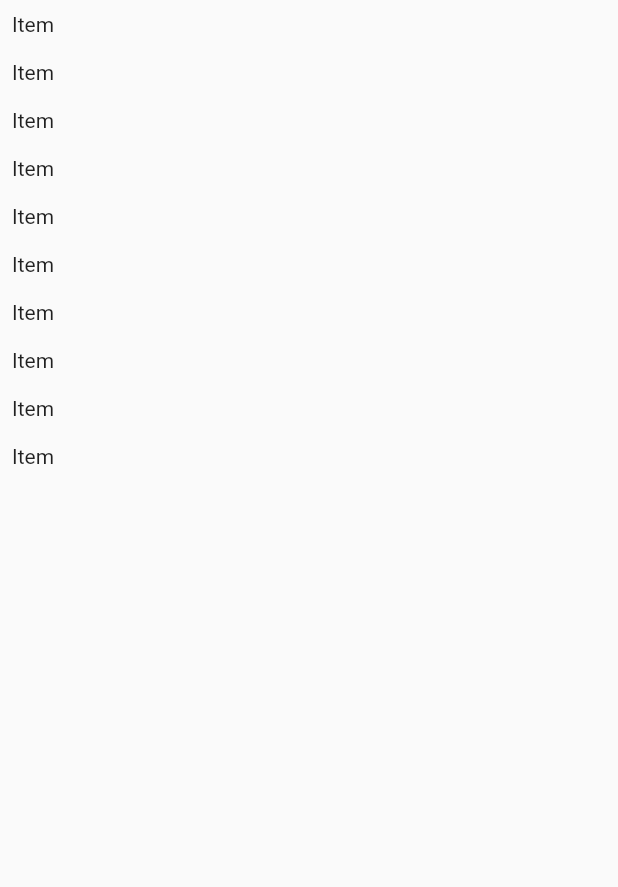
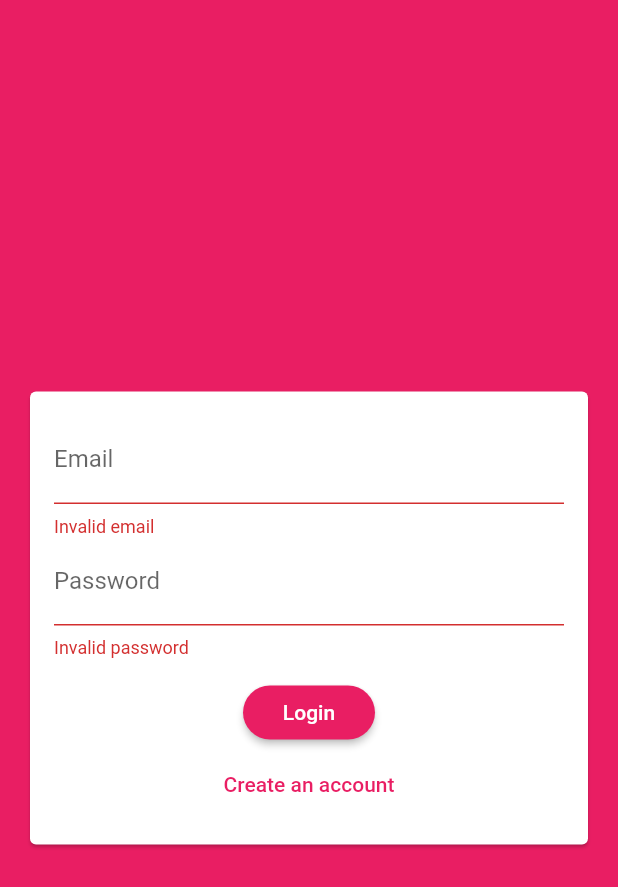
Before and after one commit to z0BI7z/chat_app_flutter, a Flutter app: the screen it shows after launch, on a phone screen of 412 x 824 dp. Shown: the top 887 px of the screen. Run offline on Flutter 3.47's test engine with Material 2 defaults, Android fonts, the phone set to English and light mode, and no system bars; our stand-ins replace cloud_firestore, firebase_auth, firebase_storage, flutter_dotenv, image_picker; accounts and stored records are empty.

```diff
--- a/lib/main.dart
+++ b/lib/main.dart
@@ -1,22 +1,41 @@
 import 'package:flutter/material.dart';
+import 'package:flutter_dotenv/flutter_dotenv.dart';
+import 'package:firebase_auth/firebase_auth.dart';
 import 'screens/chat.screen.dart';
+import 'screens/auth.screen.dart';
 
-void main() {
+Future main() async {
+  await DotEnv().load('.env');
   runApp(MyApp());
 }
 
 class MyApp extends StatelessWidget {
-  // This widget is the root of your application.
   @override
   Widget build(BuildContext context) {
     return MaterialApp(
       title: 'Flutter Demo',
       theme: ThemeData(
-        primarySwatch: Colors.blue,
+        primarySwatch: Colors.pink,
+        backgroundColor: Colors.pink,
+        accentColor: Colors.deepPurple,
+        accentColorBrightness: Brightness.dark,
+        buttonTheme: ButtonTheme.of(context).copyWith(
+          buttonColor: Colors.pink,
+          textTheme: ButtonTextTheme.primary,
+          shape: RoundedRectangleBorder(
+            borderRadius: BorderRadius.circular(20),
+          ),
+        ),
         visualDensity: VisualDensity.adaptivePlatformDensity,
       ),
-      home: Scaffold(
-        body: ChatScreen(),
+      home: StreamBuilder(
+        stream: FirebaseAuth.instance.onAuthStateChanged,
+        builder: (context, snapshot) {
+          if (snapshot.hasData) {
+            return ChatScreen();
+          }
+          return AuthScreen();
+        },
       ),
     );
   }
--- a/lib/screens/auth.screen.dart
+++ b/lib/screens/auth.screen.dart
@@ -0,0 +1,99 @@
+import 'dart:io';
+import 'package:flutter/material.dart';
+import 'package:flutter/services.dart';
+import 'package:firebase_auth/firebase_auth.dart';
+import 'package:cloud_firestore/cloud_firestore.dart';
+import 'package:firebase_storage/firebase_storage.dart';
+import '../widgets/auth/auth_form.dart';
+
+class AuthScreen extends StatefulWidget {
+  @override
+  _AuthScreenState createState() => _AuthScreenState();
+}
+
+class _AuthScreenState extends State<AuthScreen> {
+  final _auth = FirebaseAuth.instance;
+  bool _isLoading = false;
+
+  Function _createSubmit(BuildContext context) {
+    return ({
+      @required String email,
+      @required String password,
+      String username,
+      File imageFile,
+      @required bool isLogin,
+    }) async {
+      try {
+        setState(() {
+          _isLoading = true;
+        });
+
+        AuthResult authResult;
+        if (isLogin) {
+          authResult = await _auth.signInWithEmailAndPassword(
+            email: email,
+            password: password,
+          );
+        } else {
+          authResult = await _auth.createUserWithEmailAndPassword(
+            email: email,
+            password: password,
+          );
+
+          final ref = FirebaseStorage.instance
+              .ref()
+              .child('user_image')
+              .child(authResult.user.uid + '.jpg');
+          await ref.putFile(imageFile).onComplete;
+          final url = await ref.getDownloadURL();
+
+          await Firestore.instance
+              .collection('users')
+              .document(authResult.user.uid)
+              .setData({
+            'username': username,
+            'email': email,
+            'imageUrl': url,
+            'createdAt': DateTime.now().toIso8601String(),
+          });
+        }
+      } on PlatformException catch (error) {
+        var message = 'An error occurred. Please check your credentials.';
+        if (error.message != null) {
+          message = error.message;
+        }
+        Scaffold.of(context).showSnackBar(
+          SnackBar(
+            content: Text(message),
+          ),
+        );
+        setState(() {
+          _isLoading = false;
+        });
+      } catch (error) {
+        print(error);
+        Scaffold.of(context).showSnackBar(
+          SnackBar(
+            content: Text(error.toString()),
+          ),
+        );
+        setState(() {
+          _isLoading = false;
+        });
+      }
+    };
+  }
+
+  @override
+  Widget build(BuildContext context) {
+    return Scaffold(
+      backgroundColor: Theme.of(context).primaryColor,
+      body: Builder(
+        builder: (context) => AuthForm(
+          isLoading: _isLoading,
+          onSubmit: _createSubmit(context),
+        ),
+      ),
+    );
+  }
+}
--- /dev/null
+++ b/lib/widgets/auth/auth_form.dart
@@ -0,0 +1,175 @@
+import 'dart:io';
+import 'package:flutter/material.dart';
+import 'package:flutter_dotenv/flutter_dotenv.dart';
+import '../pickers/user_image_picker.dart';
+
+class AuthForm extends StatefulWidget {
+  final Future<void> Function({
+    @required String email,
+    @required String password,
+    String username,
+    File imageFile,
+    @required bool isLogin,
+  }) onSubmit;
+  final bool isLoading;
+
+  AuthForm({
+    @required this.onSubmit,
+    this.isLoading = false,
+  });
+
+  @override
+  _AuthFormState createState() => _AuthFormState();
+}
+
+class _AuthFormState extends State<AuthForm> {
+  final _formKey = GlobalKey<FormState>();
+  bool _isLogin = true;
+  String _email = '';
+  String _username = '';
+  String _password = '';
+  File _imageFile;
+
+  Future<void> _selectImage({File imageFile}) async {
+    _imageFile = imageFile;
+  }
+
+  void _submit() {
+    FocusScope.of(context).unfocus();
+    final isValid = _formKey.currentState.validate();
+
+    if (!_isLogin && _imageFile == null) {
+      Scaffold.of(context).showSnackBar(
+        SnackBar(
+          backgroundColor: Colors.red,
+          content: Text('Invalid image'),
+        ),
+      );
+      return;
+    }
+
+    if (!isValid) {
+      Scaffold.of(context).showSnackBar(
+        SnackBar(
+          backgroundColor: Colors.red,
+          content: Text('Invalid field(s)'),
+        ),
+      );
+      return;
+    }
+
+    _formKey.currentState.save();
+
+    widget.onSubmit(
+      email: _email,
+      password: _password,
+      username: _username,
+      imageFile: _imageFile,
+      isLogin: _isLogin,
+    );
+  }
+
+  @override
+  Widget build(BuildContext context) {
+    return Center(
+      child: Card(
+        margin: EdgeInsets.all(20),
+        child: SingleChildScrollView(
+          child: Padding(
+            padding: EdgeInsets.all(16),
+            child: Form(
+              key: _formKey,
+              child: Column(
+                mainAxisSize: MainAxisSize.min,
+                children: [
+                  if (!_isLogin)
+                    UserImagePicker(
+                      onSelect: _selectImage,
+                    ),
+                  TextFormField(
+                    key: ValueKey('email'),
+                    initialValue: DotEnv().env['FLUTTER_ENV'] == 'development'
+                        ? 'a@b.com'
+                        : '',
+                    keyboardType: TextInputType.emailAddress,
+                    autovalidate: true,
+                    validator: (value) {
+                      if (value.isEmpty || !value.contains('@')) {
+                        return 'Invalid email';
+                      }
+                      return null;
+                    },
+                    onSaved: (newValue) {
+                      _email = newValue;
+                    },
+                    decoration: InputDecoration(
+                      labelText: 'Email',
+                    ),
+                  ),
+                  if (!_isLogin)
+                    TextFormField(
+                      key: ValueKey('username'),
+                      initialValue: DotEnv().env['FLUTTER_ENV'] == 'development'
+                          ? 'slkdf'
+                          : '',
+                      autovalidate: true,
+                      validator: (value) {
+                        if (value.isEmpty || value.length < 4) {
+                          return 'Invalid username';
+                        }
+                        return null;
+                      },
+                      onSaved: (newValue) {
+                        _username = newValue;
+                      },
+                      decoration: InputDecoration(
+                        labelText: 'Username',
+                      ),
+                    ),
+                  TextFormField(
+                    key: ValueKey('password'),
+                    initialValue: DotEnv().env['FLUTTER_ENV'] == 'development'
+                        ? 'testing'
+                        : '',
+                    autovalidate: true,
+                    validator: (value) {
+                      if (value.isEmpty || value.length < 7) {
+                        return 'Invalid password';
+                      }
+                      return null;
+                    },
+                    onSaved: (newValue) {
+                      _password = newValue;
+                    },
+                    obscureText: true,
+                    decoration: InputDecoration(labelText: 'Password'),
+                  ),
+                  SizedBox(
+                    height: 12,
+                  ),
+                  widget.isLoading
+                      ? CircularProgressIndicator()
+                      : RaisedButton(
+                          child: Text(_isLogin ? 'Login' : 'Signup'),
+                          onPressed: _submit,
+                        ),
+                  FlatButton(
+                    textColor: Theme.of(context).primaryColor,
+                    child: Text(_isLogin
+                        ? 'Create an account'
+                        : 'I already have an account'),
+                    onPressed: () {
+                      setState(() {
+                        _isLogin = !_isLogin;
+                      });
+                    },
+                  ),
+                ],
+              ),
+            ),
+          ),
+        ),
+      ),
+    );
+  }
+}
```
Also changed, not shown: lib/screens/chat.screen.dart (+53 -5 lines), lib/widgets/chat/message_bubble.dart (added, +94 -0 lines), lib/widgets/chat/messages.dart (added, +53 -0 lines), lib/widgets/chat/new_message.dart (added, +66 -0 lines), lib/widgets/pickers/user_image_picker.dart (added, +50 -0 lines), pubspec.yaml (+9 -2 lines), pubspec.lock, 10 other files.
